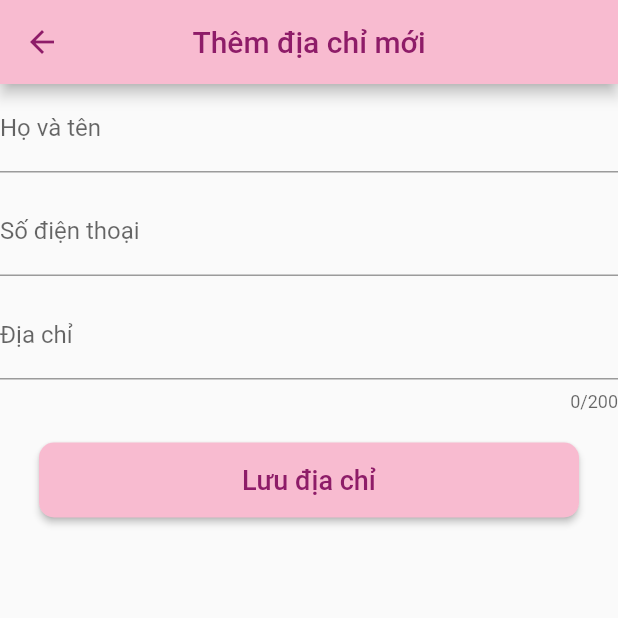
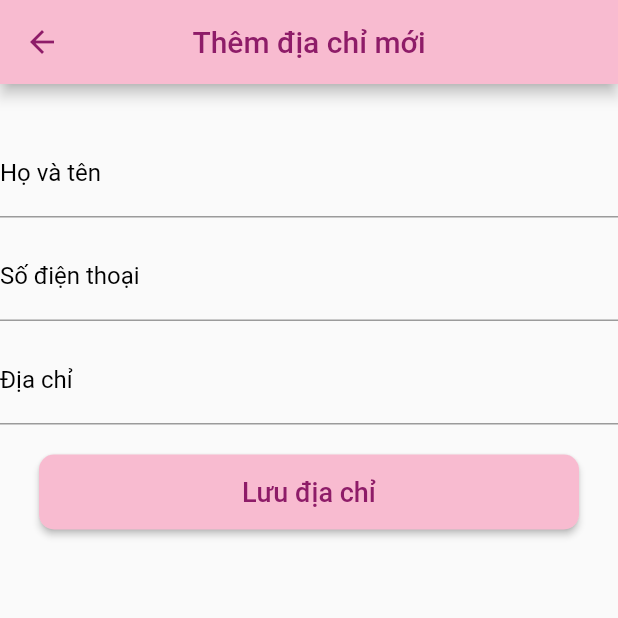
Before and after one commit to phamduykhanh135/fashion-NKH, a Flutter app: the add_Address screen opened directly, on a phone screen of 412 x 824 dp, the top half of it. Run offline on Flutter 3.47's test engine with Material 2 defaults, Android fonts, the phone set to English and light mode, and no system bars; our stand-ins replace carousel_slider, cloud_firestore, firebase_core, fl_chart; missing offline and left inert: dart:js_util; accounts and stored records are empty.

Commit message:
Kien_update chuc nang

```diff
--- a/lib/model/item_addaddress.dart
+++ b/lib/model/item_addaddress.dart
@@ -27,14 +27,27 @@ class _add_AddressState extends State<add_Address> {
       body: SingleChildScrollView(
         child: Column(
           children: [
-            TextFormField(
-              controller: _fullNameController,
-              decoration: InputDecoration(labelText: 'Họ và tên',),
+            SizedBox(height: 30),
+          TextFormField(
+          controller: _fullNameController,
+          decoration: const InputDecoration(
+            labelText: 'Họ và tên',
+            focusedBorder: OutlineInputBorder(
+              borderSide: BorderSide(color: Colors.black), // Màu viền khi trường được focus
             ),
+            labelStyle: TextStyle(color: Colors.black), // Màu label
+          ),
+        ),
             SizedBox(height: 10),
             TextFormField(
               controller: _phoneController,
-              decoration: InputDecoration(labelText: 'Số điện thoại'),
+              decoration: const InputDecoration(
+              labelText: 'Số điện thoại',
+              focusedBorder: OutlineInputBorder(
+              borderSide: BorderSide(color: Colors.black),
+            ),
+            labelStyle: TextStyle(color: Colors.black),
+              ),
               keyboardType: TextInputType.phone,
               inputFormatters: [
                 FilteringTextInputFormatter.digitsOnly, // Chỉ cho phép nhập số
@@ -51,11 +64,16 @@ class _add_AddressState extends State<add_Address> {
               ],
             ),
             SizedBox(height: 10),
-            TextFormField(
-              maxLength: 200,
-              controller: _addressController,
-              decoration: InputDecoration(labelText: 'Địa chỉ'),
+           TextFormField(
+          controller: _addressController,
+          decoration: const InputDecoration(
+            labelText: 'Địa chỉ',
+            focusedBorder: OutlineInputBorder(
+              borderSide: BorderSide(color: Colors.black), // Màu viền khi trường được focus
             ),
+            labelStyle: TextStyle(color: Colors.black), // Màu label
+          ),
+        ),
             SizedBox(height: 20),
             ElevatedButton(
               style: ButtonStyle(
```
Also changed, not shown: lib/views/address_Screen.dart (+36 -18 lines).
